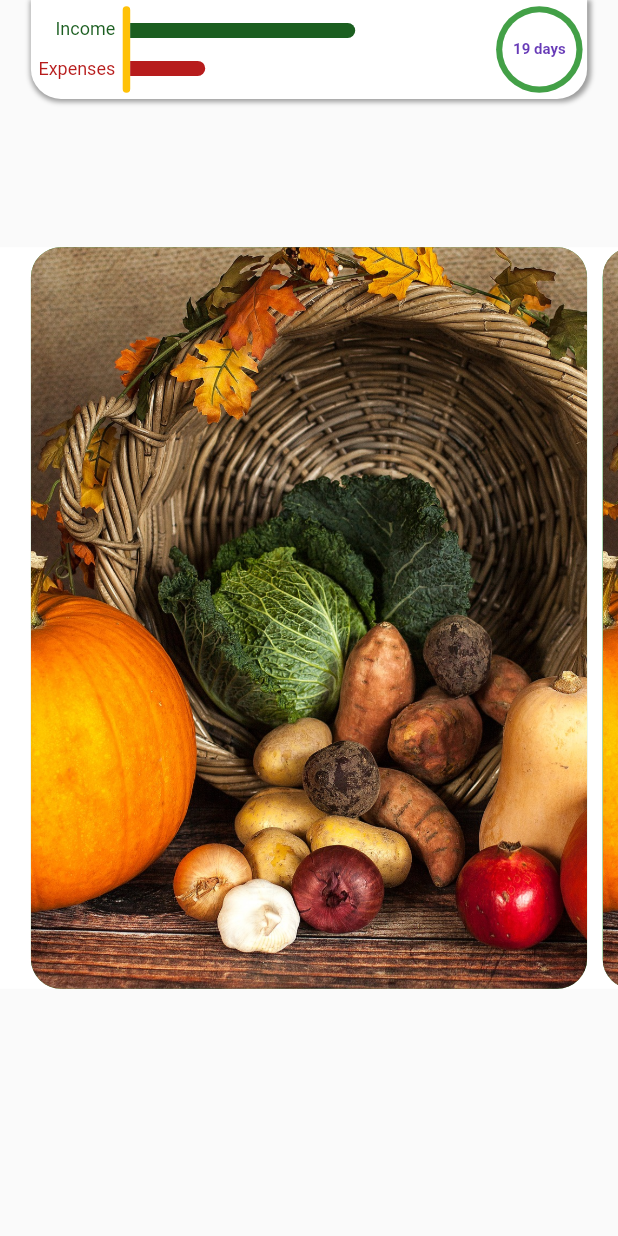
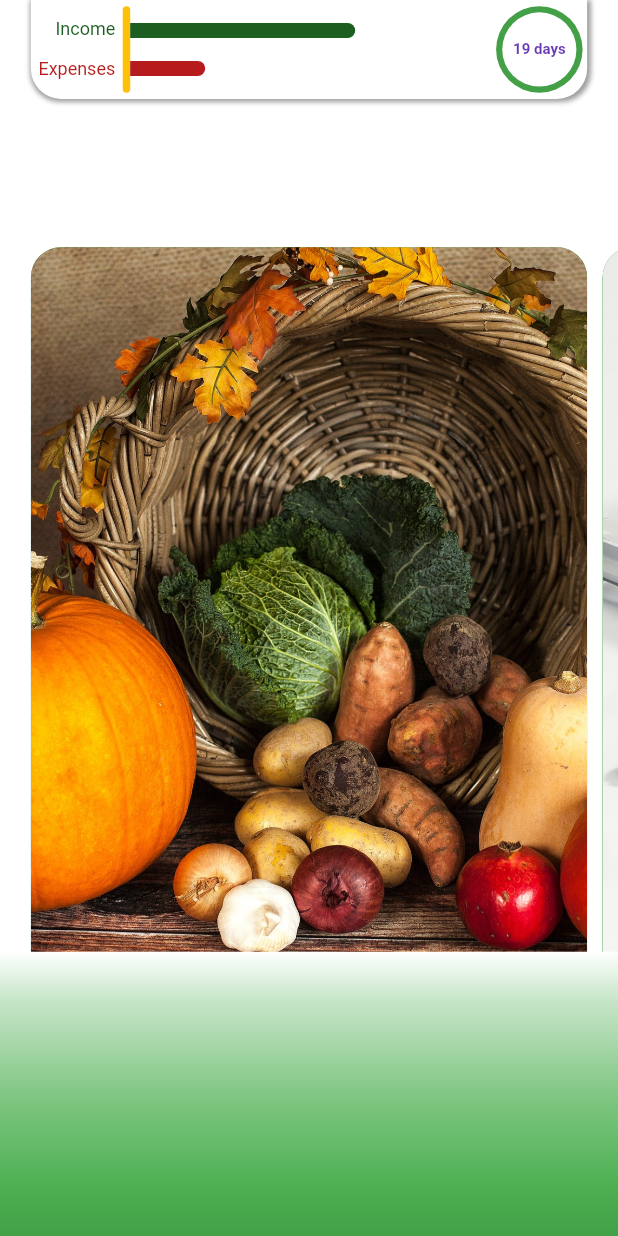
Before and after one commit to sharmashashi/myexpenses, a Flutter app: the screen it shows after launch, on a phone screen of 412 x 824 dp. Run offline on Flutter 3.47's test engine with Material 2 defaults, Android fonts, the phone set to English and light mode, and no system bars.

Commit message:
implied gradient at bottom

```diff
--- a/lib/src/home/home.dart
+++ b/lib/src/home/home.dart
@@ -1,8 +1,11 @@
+import 'dart:ui' as prefix0;
+
 import 'package:flutter/material.dart';
 import 'package:myexpenses/src/home/app_bar.dart';
 import 'package:myexpenses/src/home/home_body.dart';
 import 'package:myexpenses/src/home/home_provider.dart';
 import 'package:myexpenses/src/utils/colors.dart';
+import 'package:myexpenses/src/utils/dimention_in_percent.dart';
 import 'package:provider/provider.dart';
 
 class Home extends StatelessWidget {
@@ -18,6 +21,7 @@ class Home extends StatelessWidget {
         ///home provider to set and get
         var _homeProvider = Provider.of<HomeProvider>(context);
         return Scaffold(
+          backgroundColor: Colors.white,
           appBar: PreferredSize(
             preferredSize: Size.zero,
             child: Container(
@@ -28,9 +32,31 @@ class Home extends StatelessWidget {
             children: <Widget>[
               ///app bar
               appBar(
-                  fullHeight: _fullHeight,
-                  fullWidth: _fullWidth,),
-              homeBody(height:_fullHeight,width:_fullWidth),
+                fullHeight: _fullHeight,
+                fullWidth: _fullWidth,
+              ),
+              homeBody(height: _fullHeight, width: _fullWidth),
+
+              ///bottom of home
+              Positioned(
+                top: percent(_fullHeight, 77),
+                bottom: 0,
+                child: Container(
+                    height: percent(_fullHeight, 23),
+                    width: _fullWidth,
+                    decoration: BoxDecoration(
+                      color: Colors.blue,
+                      gradient:LinearGradient(colors: [
+                        Colors.white,
+                       Colors.green[100],
+                       Colors.green[200],
+                       Colors.green[300],
+                       Colors.green[400],
+                       Colors.green[500],
+                        primaryColor
+                      ],begin: Alignment.topCenter,end: Alignment.bottomCenter),
+                    )),
+              )
             ],
           ),
         );
--- a/lib/src/home/home_body.dart
+++ b/lib/src/home/home_body.dart
@@ -1,4 +1,6 @@
 import 'package:flutter/material.dart';
+import 'package:flutter/painting.dart';
+import 'package:myexpenses/src/custom_widgets/custom_widgets.dart';
 import 'package:myexpenses/src/utils/colors.dart';
 import 'package:myexpenses/src/utils/dimention_in_percent.dart';
 
@@ -11,31 +13,25 @@ Widget homeBody({double height, double width}) {
         height: percent(height, 60),
         width: width,
         color: Colors.white,
+        child: GlowingOverscrollIndicator(
+          color: primaryColor,
+          axisDirection: AxisDirection.right,
           child: ListView(
             scrollDirection: Axis.horizontal,
             padding: EdgeInsets.only(
                 left: percent(width, 5), right: percent(width, 5)),
             children: <Widget>[
-            mainBox(height, width),
+              mainBox(height, width, imagePath: 'assets/images/vegetables.jpg'),
               Container(
                 width: percent(width, 2.5),
               ),
-            mainBox(height, width)
+              mainBox(height, width, imagePath: 'assets/images/healthcare.jpg'),
+              Container(
+                width: percent(width, 2.5),
+              ),
+              mainBox(height, width,imagePath: '')
             ],
+          ),
         ),
       ));
 }
-
-///returns main box as a child of listview
-///to show different information about expenses
-Widget mainBox(double height, double width) {
-  return Container(
-    width: percent(width, 90),
-    decoration: BoxDecoration(
-        borderRadius: BorderRadius.circular(20),
-        color: primaryColor,
-        image: DecorationImage(
-            image: AssetImage('assets/images/vegetables.jpg'),
-            fit: BoxFit.cover)),
-  );
-}
--- a/lib/src/utils/colors.dart
+++ b/lib/src/utils/colors.dart
@@ -1,3 +1,5 @@
 import 'package:flutter/material.dart';
 
 get primaryColor => Colors.green[600];
+get incomeBarColor => Colors.green[900];
+get expenseBarColor => Colors.red[900];
--- a/pubspec.yaml
+++ b/pubspec.yaml
@@ -54,6 +54,7 @@ flutter:
   # To add assets to your application, add an assets section, like this:
   assets:
    - assets/images/vegetables.jpg
+   - assets/images/healthcare.jpg
 
 
   # An image asset can refer to one or more resolution-specific "variants", see
```
Also changed, not shown: lib/src/custom_widgets/custom_widgets.dart (+21 -0 lines). Lines whose indentation alone changed are shown as unchanged.
